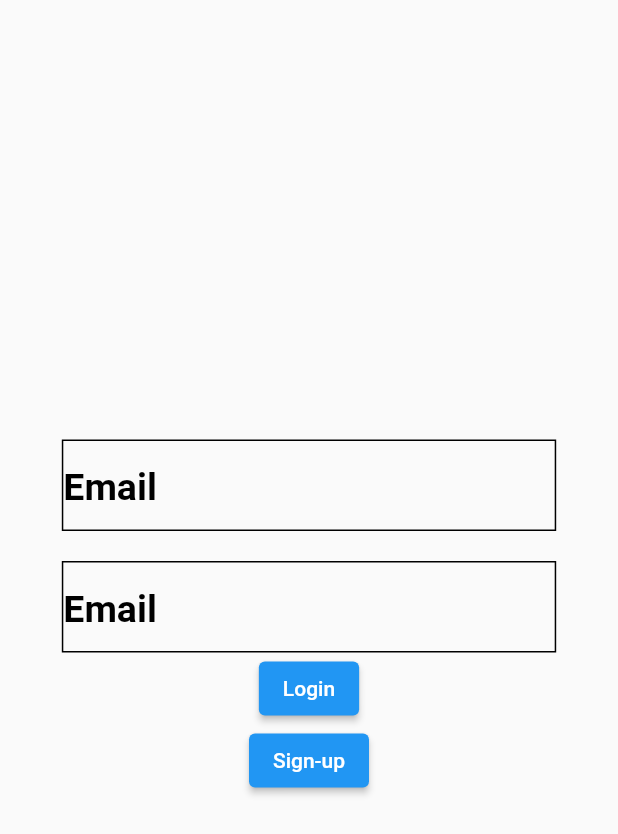
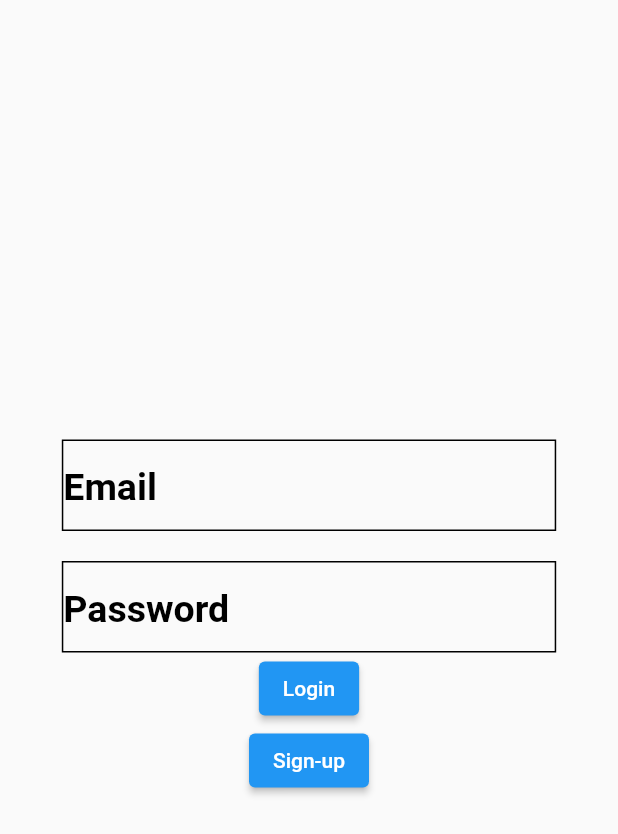
Before and after one commit to ThesngNguyen/Flutter-Pj1-AuthwithFirebase, a Flutter app: the screen it shows after launch, on a phone screen of 412 x 824 dp. Shown: the top 834 px of the screen. Run offline on Flutter 3.47's test engine with Material 2 defaults, Android fonts, the phone set to English and light mode, and no system bars; our stand-ins replace firebase_auth; accounts and stored records are empty.

Commit message:
Add Controller to Email and Password

```diff
--- a/lib/login_page.dart
+++ b/lib/login_page.dart
@@ -10,6 +10,16 @@ class LoginPage extends StatefulWidget {
 }
 
 class _LoginPageState extends State<LoginPage> {
+
+  final emailController = TextEditingController();
+  final passwordController = TextEditingController();
+  @override
+  void diapose() {
+    emailController.dispose();
+    passwordController.dispose();
+    super.dispose();
+  }
+
   @override
   Widget build(BuildContext context) {
     return Scaffold(
@@ -27,8 +37,9 @@ class _LoginPageState extends State<LoginPage> {
                   )
                 ),
                 width: MediaQuery.of(context).size.width * .8,
-                child: const TextField(
-                  style: TextStyle(
+                child: TextField(
+                  controller: emailController,
+                  style: const TextStyle(
                     fontSize: 30,
                     color: Colors.black,
                     fontWeight: FontWeight.bold,
@@ -56,14 +67,15 @@ class _LoginPageState extends State<LoginPage> {
                   )
                 ),
                 width: MediaQuery.of(context).size.width * .8,
-                child: const TextField(
-                  style: TextStyle(
+                child: TextField(
+                  controller: passwordController,
+                  style: const TextStyle(
                     fontSize: 30,
                     color: Colors.black,
                     fontWeight: FontWeight.bold,
                   ),
                   decoration: InputDecoration(
-                    hintText: 'Email',
+                    hintText: 'Password',
                     hintStyle: TextStyle(
                       color: Colors.black,
                       fontSize: 25,
```
